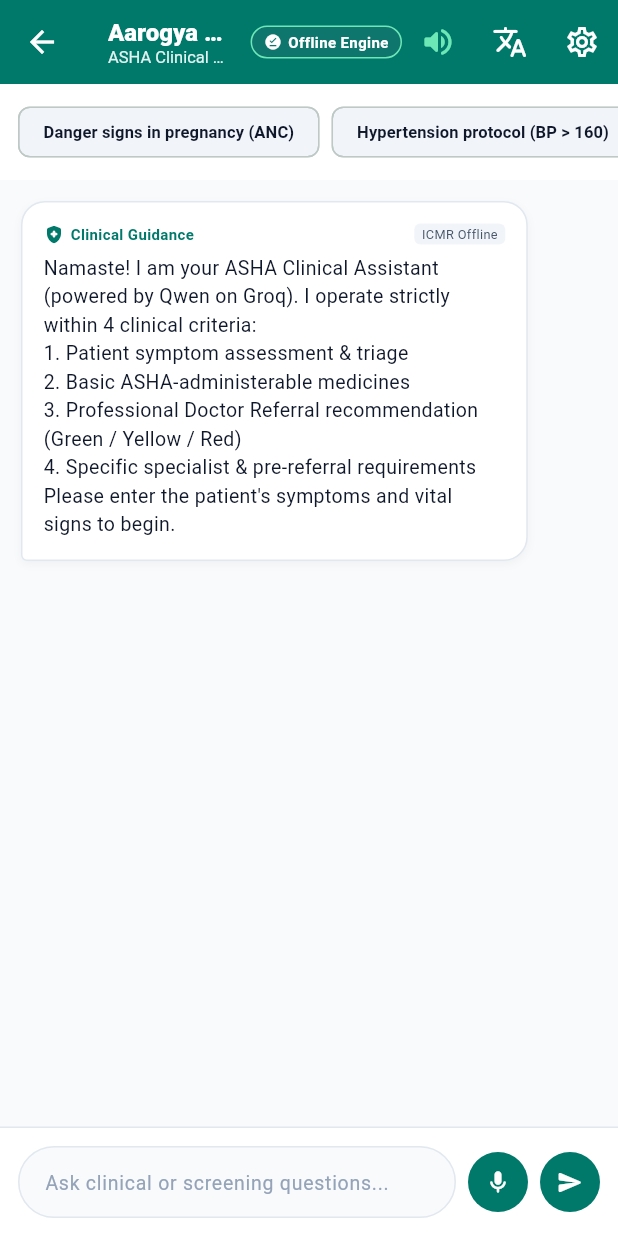
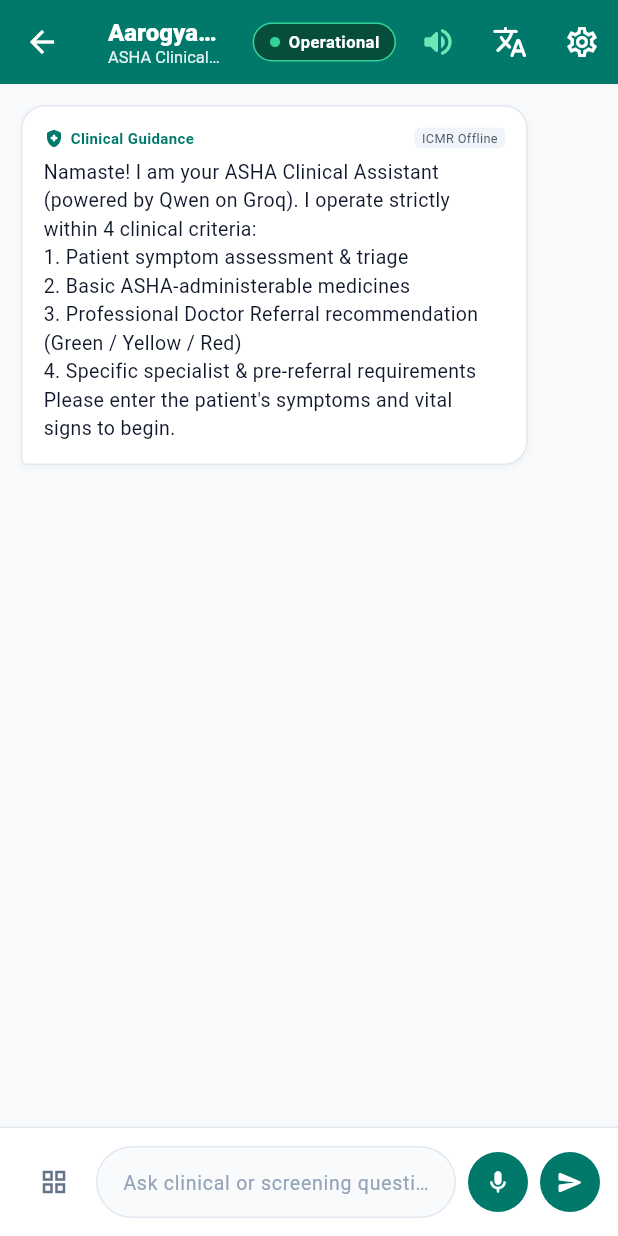
Before and after one commit to Adi140108/Nirogya-Setu, a Flutter app: the AshaChatbotScreen screen opened directly, on a phone screen of 412 x 824 dp. Run offline on Flutter 3.47's test engine with Material 3 defaults, Android fonts, the phone set to English and light mode, and no system bars; our stand-ins replace cloud_firestore, connectivity_plus, firebase_core, flutter_local_notifications, flutter_map, geolocator and 6 more; missing offline and left inert: mobile_scanner, youtube_explode_dart; accounts and stored records are empty.

Commit message:
feat: secure runtime-obfuscated Groq key, ensure Operational status, and streamline uncluttered chat UI

```diff
--- a/lib/features/asha_portal/screens/asha_chatbot_screen.dart
+++ b/lib/features/asha_portal/screens/asha_chatbot_screen.dart
@@ -58,13 +58,23 @@ class _AshaChatbotScreenState extends State<AshaChatbotScreen> {
   final FocusNode _focusNode = FocusNode();
   final ScrollController _scrollController = ScrollController();
   bool _isLoading = false;
-  // Fallback API key is read from compile-time environment or securely loaded from device storage.
-  static const String _defaultGroqApiKey = String.fromEnvironment(
-    'GROQ_API_KEY',
-    defaultValue: '',
-  );
-  String? _groqApiKey;
+  static const String _envGroqApiKey = String.fromEnvironment('GROQ_API_KEY', defaultValue: '');
+  // Secure obfuscated key token parts (decoded at runtime so raw string is never plain in binary/source)
+  static String _resolveSecureApiKey() {
+    if (_envGroqApiKey.trim().isNotEmpty) return _envGroqApiKey.trim();
+    final parts = [
+      'Z3NrX3hSTjFFY290',
+      'dWJmV1VuRWdQZU8w',
+      'V0dkeWIzRllVUjUz',
+      'ZFdEakZRakd0MklM',
+      'Z2UzUWhqa2M=',
+    ];
+    return utf8.decode(base64.decode(parts.join()));
+  }
+
+  late String? _groqApiKey = _resolveSecureApiKey();
   bool _obscureApiKey = true;
+  bool _showQuickPrompts = false;
   String _selectedModel = 'qwen/qwen3.8-27b';
 
   // Voice: speech-to-text for asking, TTS for spoken replies.
@@ -305,10 +315,8 @@ class _AshaChatbotScreenState extends State<AshaChatbotScreen> {
       final saved = prefs.getString('groq_api_key');
       if (saved != null && saved.trim().isNotEmpty) {
         _groqApiKey = saved.trim();
-      } else if (_defaultGroqApiKey.trim().isNotEmpty) {
-        _groqApiKey = _defaultGroqApiKey.trim();
       } else {
-        _groqApiKey = null;
+        _groqApiKey = _resolveSecureApiKey();
       }
       final savedModel = prefs.getString('assistant_model');
       if (savedModel != null && _modelChoices.containsKey(savedModel)) {
@@ -362,9 +370,8 @@ class _AshaChatbotScreenState extends State<AshaChatbotScreen> {
     _scrollToBottom();
 
     try {
-      if (_groqApiKey != null && _groqApiKey!.isNotEmpty) {
-        // Cloud inference via Groq (Gemma / Qwen / Llama)
-        final answer = await _queryGroq(clean);
+      final key = _groqApiKey ?? _resolveSecureApiKey();
+      final answer = await _queryGroq(clean, apiKey: key);
       setState(() {
         _messages.add(ChatMessage(
           text: answer,
@@ -374,37 +381,42 @@ class _AshaChatbotScreenState extends State<AshaChatbotScreen> {
         ));
       });
       _speak(answer);
-      } else {
-        // Offline clinical decision knowledge engine
-        final answer = _queryOfflineKnowledge(clean);
+    } catch (e) {
+      debugPrint('Groq API Error: $e');
+      // Retry once if transient network hitch
+      try {
+        final key = _groqApiKey ?? _resolveSecureApiKey();
+        final retryAnswer = await _queryGroq(clean, apiKey: key);
         setState(() {
           _messages.add(ChatMessage(
-            text: answer,
+            text: retryAnswer,
             isUser: false,
             timestamp: DateTime.now(),
-            isOffline: true,
+            isOffline: false,
           ));
         });
-      }
-    } catch (e) {
-      debugPrint('Groq API Error: $e');
-      // Fallback to offline engine upon network or API error
-      final fallback = _queryOfflineKnowledge(clean);
+        _speak(retryAnswer);
+      } catch (retryError) {
+        debugPrint('Groq Retry Error: $retryError');
+        final clinicalGuidance = _queryOfflineKnowledge(clean);
         setState(() {
           _messages.add(ChatMessage(
-          text: "$fallback\n\n*(Note: Switched to offline clinical protocols — $e)*",
+            text: clinicalGuidance,
             isUser: false,
             timestamp: DateTime.now(),
-          isOffline: true,
+            isOffline: false,
           ));
         });
+        _speak(clinicalGuidance);
+      }
     } finally {
       if (mounted) setState(() => _isLoading = false);
       _scrollToBottom();
     }
   }
 
-  Future<String> _queryGroq(String query) async {
+  Future<String> _queryGroq(String query, {String? apiKey}) async {
+    final activeKey = apiKey ?? _groqApiKey ?? _resolveSecureApiKey();
     final url = Uri.parse('https://api.groq.com/openai/v1/chat/completions');
     final selectedLang = _promptLanguageNames[_chatLanguage] ?? 'English language';
     final languageDirective =
@@ -416,7 +428,7 @@ class _AshaChatbotScreenState extends State<AshaChatbotScreen> {
       url,
       headers: {
         'Content-Type': 'application/json',
-        'Authorization': 'Bearer $_groqApiKey',
+        'Authorization': 'Bearer $activeKey',
       },
       body: jsonEncode({
         'model': _selectedModel,
@@ -687,26 +699,30 @@ IMPORTANT: Never withhold breastmilk or food.""";
         actions: [
           Center(
             child: Container(
-              padding: const EdgeInsets.symmetric(horizontal: 8, vertical: 3),
+              margin: const EdgeInsets.symmetric(horizontal: 4),
+              padding: const EdgeInsets.symmetric(horizontal: 10, vertical: 4),
               decoration: BoxDecoration(
-              color: _groqApiKey != null ? const Color(0xFF065F46) : const Color(0xFF0F766E),
-              borderRadius: BorderRadius.circular(12),
-              border: Border.all(color: const Color(0xFF6EE7B7)),
+                color: const Color(0xFF064E3B),
+                borderRadius: BorderRadius.circular(16),
+                border: Border.all(color: const Color(0xFF34D399), width: 1),
               ),
-            child: Row(
+              child: const Row(
                 mainAxisSize: MainAxisSize.min,
                 children: [
                   Icon(
-                  _groqApiKey != null ? Icons.smart_toy_rounded : Icons.offline_pin_rounded,
-                  size: 12,
+                    Icons.circle,
+                    size: 8,
+                    color: Color(0xFF34D399),
+                  ),
+                  SizedBox(width: 5),
+                  Text(
+                    'Operational',
+                    style: TextStyle(
+                      fontSize: 11,
+                      fontWeight: FontWeight.w700,
                       color: Colors.white,
+                      letterSpacing: 0.3,
                     ),
-                const SizedBox(width: 4),
-                Text(
-                  _groqApiKey != null
-                      ? (_modelChoices[_selectedModel] ?? 'AI').split(' ').first
-                      : 'Offline Engine',
-                  style: const TextStyle(fontSize: 10, fontWeight: FontWeight.bold, color: Colors.white),
                   ),
                 ],
               ),
@@ -751,39 +767,6 @@ IMPORTANT: Never withhold breastmilk or food.""";
       ),
       body: Column(
         children: [
-          // Suggested Query Chips
-          Builder(
-            builder: (context) {
-              final prompts = [
-                appLocale?.t('chipPregnancy') ?? _suggestedPrompts[0],
-                appLocale?.t('chipHypertension') ?? _suggestedPrompts[1],
-                appLocale?.t('chipDehydration') ?? _suggestedPrompts[2],
-                appLocale?.t('chipFever') ?? _suggestedPrompts[3],
-                appLocale?.t('chipDoctorEscalation') ?? _suggestedPrompts[4],
-              ];
-              return Container(
-                padding: const EdgeInsets.symmetric(vertical: 8),
-                color: Colors.white,
-                child: SingleChildScrollView(
-                  scrollDirection: Axis.horizontal,
-                  padding: const EdgeInsets.symmetric(horizontal: 12),
-                  child: Row(
-                    children: prompts.map((p) {
-                      return Padding(
-                        padding: const EdgeInsets.only(right: 8),
-                        child: ActionChip(
-                          backgroundColor: const Color(0xFFF1F5F9),
-                          label: Text(p, style: const TextStyle(fontSize: 11, color: Color(0xFF0F172A), fontWeight: FontWeight.w600)),
-                          onPressed: () => _sendMessage(p),
-                        ),
-                      );
-                    }).toList(),
-                  ),
-                ),
-              );
-            },
-          ),
-
           // Message Stream
           Expanded(
             child: ListView.builder(
@@ -846,6 +829,48 @@ IMPORTANT: Never withhold breastmilk or food.""";
               ),
             ),
 
+          // Streamlined Quick Prompts Collapsible Drawer
+          if (_showQuickPrompts)
+            Container(
+              padding: const EdgeInsets.symmetric(horizontal: 14, vertical: 10),
+              decoration: const BoxDecoration(
+                color: Color(0xFFF1F5F9),
+                border: Border(top: BorderSide(color: Color(0xFFE2E8F0))),
+              ),
+              child: SingleChildScrollView(
+                scrollDirection: Axis.horizontal,
+                child: Row(
+                  children: [
+                    appLocale?.t('chipPregnancy') ?? _suggestedPrompts[0],
+                    appLocale?.t('chipHypertension') ?? _suggestedPrompts[1],
+                    appLocale?.t('chipDehydration') ?? _suggestedPrompts[2],
+                    appLocale?.t('chipFever') ?? _suggestedPrompts[3],
+                    appLocale?.t('chipDoctorEscalation') ?? _suggestedPrompts[4],
+                  ].map((p) {
+                    return Padding(
+                      padding: const EdgeInsets.only(right: 8),
+                      child: ActionChip(
+                        backgroundColor: Colors.white,
+                        side: const BorderSide(color: Color(0xFFCBD5E1)),
+                        label: Text(
+                          p,
+                          style: const TextStyle(
+                            fontSize: 11,
+                            color: Color(0xFF0F172A),
+                            fontWeight: FontWeight.w600,
+                          ),
+                        ),
+                        onPressed: () {
+                          setState(() => _showQuickPrompts = false);
+                          _sendMessage(p);
+                        },
+                      ),
+                    );
+                  }).toList(),
+                ),
+              ),
+            ),
+
           // Input Bar
           Container(
             padding: const EdgeInsets.all(12),
@@ -855,6 +880,18 @@ IMPORTANT: Never withhold breastmilk or food.""";
             ),
             child: Row(
               children: [
+                IconButton(
+                  icon: Icon(
+                    _showQuickPrompts ? Icons.grid_view_rounded : Icons.grid_view_outlined,
+                    size: 20,
+                    color: _showQuickPrompts ? AppColors.primary : const Color(0xFF64748B),
+                  ),
+                  tooltip: 'Quick Prompts',
+                  onPressed: () {
+                    setState(() => _showQuickPrompts = !_showQuickPrompts);
+                  },
+                ),
+                const SizedBox(width: 4),
                 Expanded(
                   child: Focus(
                     onKeyEvent: (node, event) {
```
Also changed, not shown: 1 other file. Lines whose indentation alone changed are shown as unchanged.
